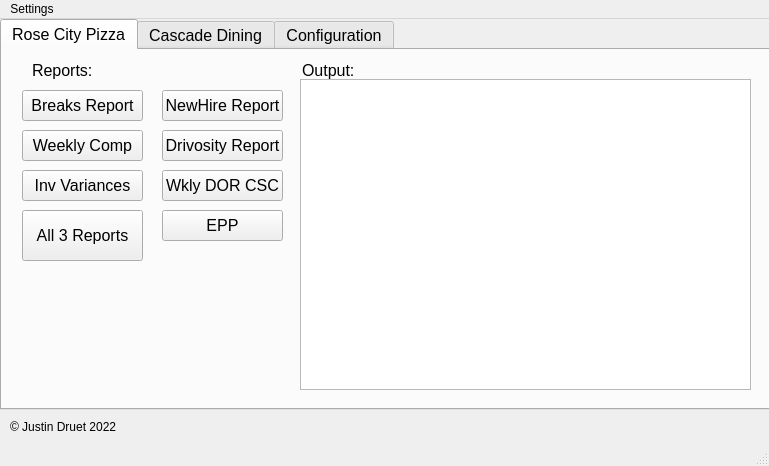
Justind-hub/RoseUtils, file lib/Main_UI.ui: the form before one commit.
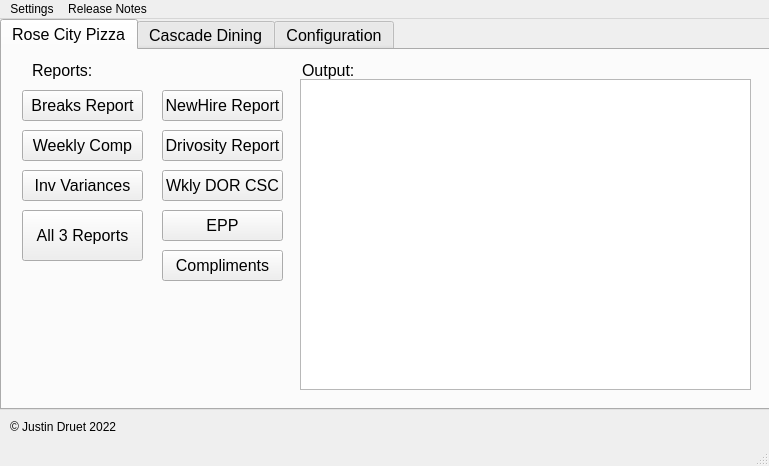
The form after the commit. Icons and pictures are not drawn.

Commit message: Added compliments report and release notes

Patch:
```diff
--- a/lib/Main_UI.ui
+++ b/lib/Main_UI.ui
@@ -202,6 +202,19 @@
        <string>Reports:</string>
       </property>
      </widget>
+     <widget class="QPushButton" name="btn_compliments">
+      <property name="geometry">
+       <rect>
+        <x>160</x>
+        <y>200</y>
+        <width>121</width>
+        <height>31</height>
+       </rect>
+      </property>
+      <property name="text">
+       <string>Compliments</string>
+      </property>
+     </widget>
     </widget>
     <widget class="QWidget" name="ccd">
      <attribute name="title">
@@ -709,7 +722,15 @@
     <addaction name="actionCCD_Database_File"/>
     <addaction name="actionDownloads_Folder"/>
    </widget>
+   <widget class="QMenu" name="menuRelease_Notes">
+    <property name="title">
+     <string>Release Notes</string>
+    </property>
+    <addaction name="actionBETA_V1_2"/>
+    <addaction name="actionBETA_V1_1"/>
+   </widget>
    <addaction name="menuSettings"/>
+   <addaction name="menuRelease_Notes"/>
   </widget>
   <widget class="QStatusBar" name="statusbar"/>
   <action name="actionOutput_Folder">
```
Left out of the diff: 12 changed lines with no effect on the pictures. The commit also changes 2 other files.
